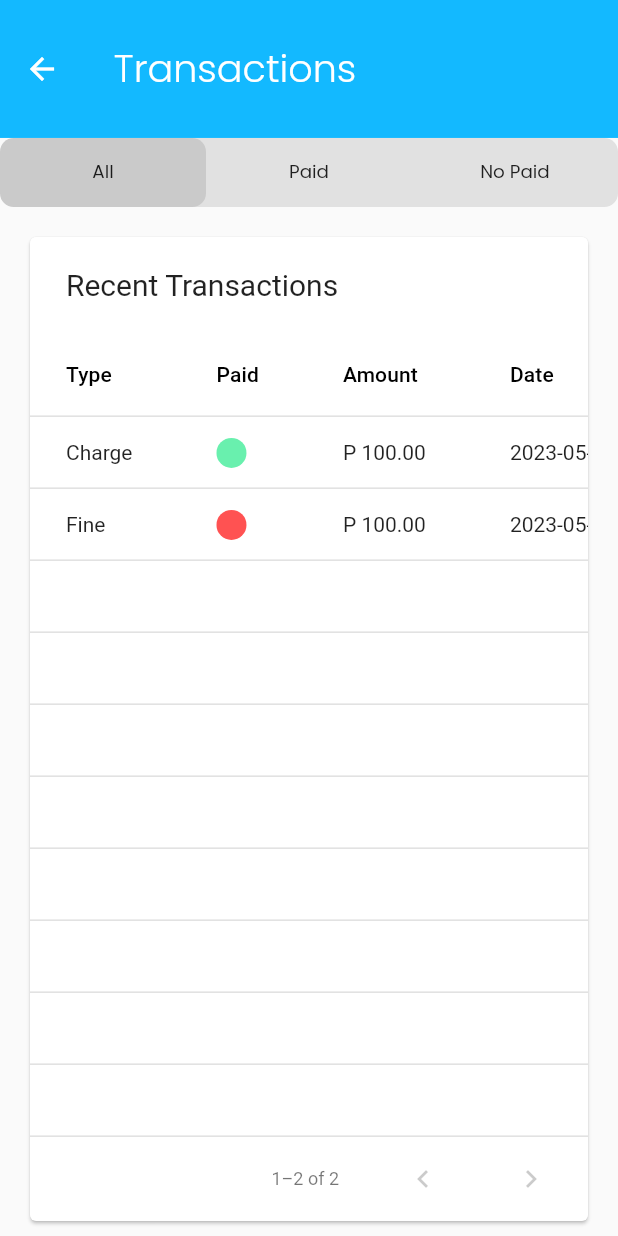
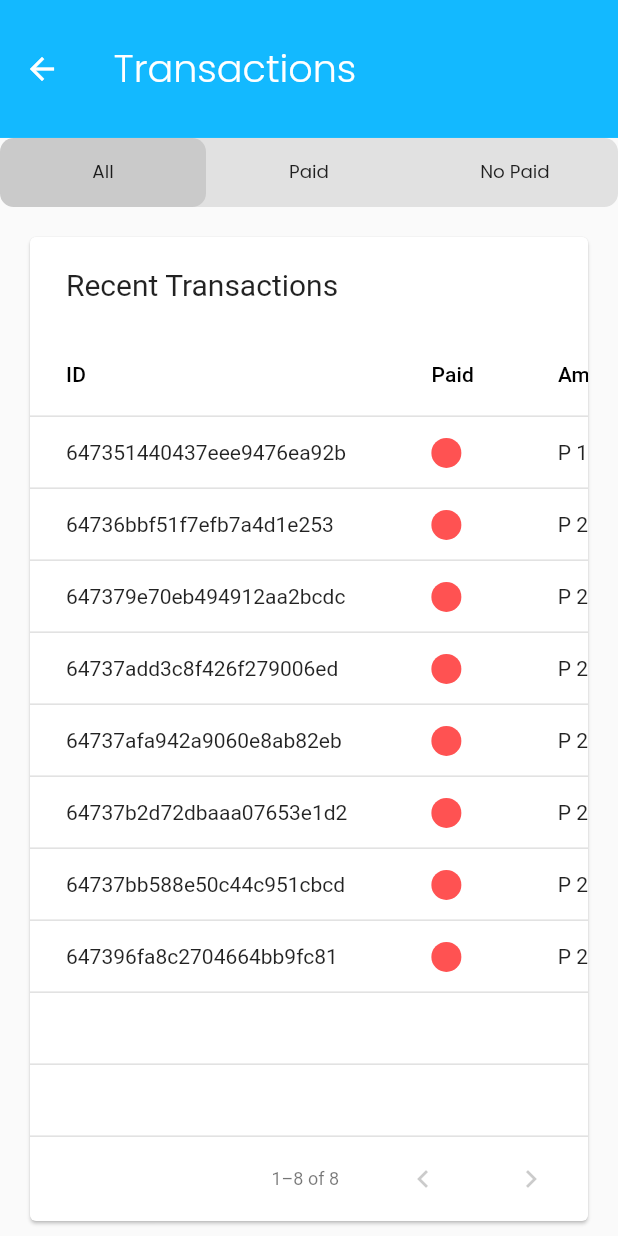
Before and after one commit to impurefunctions/bespoke_app, a Flutter app: the screen it shows after launch, after a tap on "Login", after a tap on "View Past Transactions", on a phone screen of 412 x 824 dp. Run offline on Flutter 3.47's test engine with Material 2 defaults, Android fonts, the phone set to English and light mode, and no system bars; drawn by our look-alikes of custom_sliding_segmented_control; our stand-ins replace bloc, currency_text_input_formatter, device_info_plus, equatable, flutter_screenutil, flutter_svg and 4 more; missing offline and left inert: checkmark, mobile_scanner, nfc_manager; generated files the repository leaves out were written again.

Commit message:
Initial commit

```diff
--- a/lib/constants/appstrings.dart
+++ b/lib/constants/appstrings.dart
@@ -1,12 +1,6 @@
-const String baseURLAuth = '/api/v1/auth';
-const String baseUrlMain = '/api/v1';
-const String baseURL = 'http://linklify.me';
-const String loginAPI = '$baseURLAuth/login'; //TODO: Add login API
-const String getUserAPI = '$baseURLAuth/user'; //TODO: Add get user API
-const String logoutAPI = '$baseURLAuth/logout'; //TODO: Add update user API
-const String sendOTPAPI = '$baseURLAuth/send-otp'; //TODO: Send OTP API
-const String verifyOTPAPI  = '$baseURLAuth/reset-password'; //TODO: Reset Password API
-
+const String baseURL = "http://localhost:8082";
+const  String getGovernmentServices = "$baseURL/government-services";
+const String loginAPI = '$baseURL/login'; //TODO: Add login API
 
 const String invalidEmail = 'Invalid email';
 const String invalidPassword = 'Invalid password';
@@ -18,18 +12,4 @@ const String invalidName = 'Invalid Name';
 const String fieldRequired = 'Field is required';
 
 //Transactions
-
-const String allTransactionsAPI = '$baseURLAuth/transactions';
-const String pendingTransactionsAPI = '$baseURLAuth/transactions/?status="pending"';
-const String failedTransactionsAPI = '$baseURLAuth/transactions/?status="failed"';
-const String successfulTransactionsAPI = '$baseURLAuth/transactions/?status="success"';
-const String createTransactionAPI = '$baseURLAuth/transactions/create';
-
-
-
-//Reversed Transactions
-const String allReversedTransactionsAPI = '$baseURLAuth/transactions/reversals';
-const String pendingReversedTransactionsAPI = '$baseURLAuth/transactions/reversals/?status="pending"';
-const String failedReversedTransactionsAPI = '$baseURLAuth/transactions/reversals/?status="failed"';
-const String successfulReversedTransactionsAPI = '$baseURLAuth/transactions/reversals/?status="success"';
-const String reverseTransactionAPI = '$baseURLAuth/transactions/reverse/';
+const String getTransactionsAPI = "$baseURL/transactions";
--- a/lib/transactions/domain/models/transactions_model.dart
+++ b/lib/transactions/domain/models/transactions_model.dart
@@ -2,44 +2,73 @@
 import 'dart:convert';
 
 class TransactionModel {
-  final String serviceId;
-  final  String feeType;
-  final String userId;
-  final List<String> paymentsMade;
-  final double amount;
-  final DateTime paymentDate;
-  final bool isPaid;
+  List<PaymentsMade>? paymentsMade;
+  bool? isPaid;
+  String? sId;
+  String? userId;
+  int? amount;
+  String? paymentDate;
+  String? createdAt;
+  String? updatedAt;
+  int? iV;
 
+  TransactionModel(
+      {this.paymentsMade,
+        this.isPaid,
+        this.sId,
+        this.userId,
+        this.amount,
+        this.paymentDate,
+        this.createdAt,
+        this.updatedAt,
+        this.iV});
 
-
-  TransactionModel({ required this.serviceId,
-    required this.feeType, required this.userId,
-    required this.paymentsMade, required this.amount, required this.paymentDate,
-    required this.isPaid});
-
-  factory TransactionModel.fromJson(Map<String, dynamic> json) {
-    return TransactionModel(
-      serviceId: json['serviceId'] as String,
-      feeType: json['feeType'] as String,
-      userId: json['userId'] as String,
-      paymentsMade: json['paymentsMade'].cast<String>() as List<String>,
-      amount: json['amount'] as double,
-      paymentDate: json['paymentDate'] as DateTime,
-      isPaid: json['isPaid'] as bool,
-    );
-
+  TransactionModel.fromJson(Map<String, dynamic> json) {
+    if (json['paymentsMade'] != null) {
+      paymentsMade = <PaymentsMade>[];
+      json['paymentsMade'].forEach((v) {
+        paymentsMade!.add(new PaymentsMade.fromJson(v));
+      });
+    }
+    isPaid = json['isPaid'];
+    sId = json['_id'];
+    userId = json['userId'];
+    amount = json['amount'];
+    paymentDate = json['paymentDate'];
+    createdAt = json['createdAt'];
+    updatedAt = json['updatedAt'];
+    iV = json['__v'];
   }
 
   Map<String, dynamic> toJson() {
-    final Map<String, dynamic> data = <String, dynamic>{};
-    data['serviceId'] = serviceId;
-    data['feeType'] = feeType;
-    data['userId'] = userId;
-    data['paymentsMade'] = paymentsMade;
-    data['amount'] = amount;
-    data['paymentDate'] = paymentDate;
-    data['isPaid'] = isPaid;
-
+    final Map<String, dynamic> data = new Map<String, dynamic>();
+    if (this.paymentsMade != null) {
+      data['paymentsMade'] = this.paymentsMade!.map((v) => v.toJson()).toList();
+    }
+    data['isPaid'] = this.isPaid;
+    data['_id'] = this.sId;
+    data['userId'] = this.userId;
+    data['amount'] = this.amount;
+    data['paymentDate'] = this.paymentDate;
+    data['createdAt'] = this.createdAt;
+    data['updatedAt'] = this.updatedAt;
+    data['__v'] = this.iV;
     return data;
   }
 }
+
+class PaymentsMade {
+  int? amountPaid;
+
+  PaymentsMade({this.amountPaid});
+
+  PaymentsMade.fromJson(Map<String, dynamic> json) {
+    amountPaid = json['amountPaid'];
+  }
+
+  Map<String, dynamic> toJson() {
+    final Map<String, dynamic> data = new Map<String, dynamic>();
+    data['amountPaid'] = this.amountPaid;
+    return data;
+  }
+}
--- a/lib/transactions/screens/transactions_screen.dart
+++ b/lib/transactions/screens/transactions_screen.dart
@@ -44,7 +44,7 @@ class _TransactionsScreenState extends State<TransactionsScreen> {
         ),
       ),
       body: StreamBuilder<List<TransactionModel>>(
-          stream: getAllTransactionsOffline().asStream(),
+          stream: getAllTransactions().asStream(),
           builder: (context, transactions) {
             if (transactions.connectionState == ConnectionState.done) {
               if (transactions.hasData) {
@@ -118,7 +118,7 @@ class _TransactionsScreenState extends State<TransactionsScreen> {
                               showCheckboxColumn: false,
                               header: const Text('Recent Transactions'),
                               columns: const [
-                                DataColumn(label: Text('Type')),
+                                DataColumn(label: Text("ID")),
                                 DataColumn(label: Text('Paid')),
                                 DataColumn(label: Text('Amount')),
                                 DataColumn(label: Text('Date')),
@@ -143,11 +143,113 @@ class _TransactionsScreenState extends State<TransactionsScreen> {
 
 
   Future<List<TransactionModel>> getAllTransactions() async {
-    final ApiBaseHelper helper = ApiBaseHelper();
+
     final String token = widget.token;
     try {
-      final transactionsList =
-      await helper.get(allTransactionsAPI, token);
+      final transactionsList  =[
+        {
+          "paymentsMade": [],
+          "isPaid": false,
+          "_id": "647351440437eee9476ea92b",
+          "userId": "1234567",
+          "amount": 100,
+          "paymentDate": "2023-05-28T13:04:04.984Z",
+          "createdAt": "2023-05-28T13:04:04.986Z",
+          "updatedAt": "2023-05-28T13:04:04.986Z",
+          "__v": 0
+        },
+        {
+          "paymentsMade": [],
+          "_id": "64736bbf51f7efb7a4d1e253",
+          "serviceId": "64735c5b7f80e6b6539606f7",
+          "feeType": "Standard",
+          "userId": "1234567",
+          "amount": 200,
+          "isPaid": false,
+          "paymentDate": "2023-05-28T14:57:03.350Z",
+          "createdAt": "2023-05-28T14:57:03.353Z",
+          "updatedAt": "2023-05-28T14:57:03.353Z",
+          "__v": 0
+        },
+        {
+          "_id": "647379e70eb494912aa2bcdc",
+          "serviceId": "64735c5b7f80e6b6539606f7",
+          "feeType": "Standard",
+          "userId": "1234567",
+          "paymentsMade": [],
+          "amount": 200,
+          "isPaid": false,
+          "paymentDate": "2023-05-28T15:57:27.013Z",
+          "createdAt": "2023-05-28T15:57:27.016Z",
+          "updatedAt": "2023-05-28T15:57:27.016Z",
+          "__v": 0
+        },
+        {
+          "_id": "64737add3c8f426f279006ed",
+          "serviceId": "64735c5b7f80e6b6539606f7",
+          "feeType": "Standard",
+          "userId": "1234567",
+          "paymentsMade": [],
+          "amount": 200,
+          "isPaid": false,
+          "paymentDate": "2023-05-28T16:01:33.121Z",
+          "createdAt": "2023-05-28T16:01:33.123Z",
+          "updatedAt": "2023-05-28T16:01:33.123Z",
+          "__v": 0
+        },
+        {
+          "_id": "64737afa942a9060e8ab82eb",
+          "serviceId": "64735c5b7f80e6b6539606f7",
+          "feeType": "Standard",
+          "userId": "1234567",
+          "paymentsMade": [],
+          "amount": 200,
+          "isPaid": false,
+          "paymentDate": "2023-05-28T16:02:02.863Z",
+          "createdAt": "2023-05-28T16:02:02.865Z",
+          "updatedAt": "2023-05-28T16:02:02.865Z",
+          "__v": 0
+        },
+        {
+          "_id": "64737b2d72dbaaa07653e1d2",
+          "serviceId": "64735c5b7f80e6b6539606f7",
+          "feeType": "Standard",
+          "userId": "1234567",
+          "paymentsMade": [],
+          "amount": 200,
+          "isPaid": false,
+          "paymentDate": "2023-05-28T16:02:53.218Z",
+          "createdAt": "2023-05-28T16:02:53.220Z",
+          "updatedAt": "2023-05-28T16:02:53.220Z",
+          "__v": 0
+        },
+        {
+          "_id": "64737bb588e50c44c951cbcd",
+          "serviceId": "64735c5b7f80e6b6539606f7",
+          "feeType": "Standard",
+          "userId": "1234567",
+          "paymentsMade": [],
+          "amount": 200,
+          "isPaid": false,
+          "paymentDate": "2023-05-28T16:05:09.610Z",
+          "createdAt": "2023-05-28T16:05:09.614Z",
+          "updatedAt": "2023-05-28T16:05:09.614Z",
+          "__v": 0
+        },
+        {
+          "_id": "647396fa8c2704664bb9fc81",
+          "serviceId": "64735c5b7f80e6b6539606f7",
+          "feeType": "Standard",
+          "userId": "1234567",
+          "paymentsMade": [],
+          "amount": 200,
+          "isPaid": false,
+          "paymentDate": "2023-05-28T18:01:30.289Z",
+          "createdAt": "2023-05-28T18:01:30.292Z",
+          "updatedAt": "2023-05-28T18:01:30.292Z",
+          "__v": 0
+        }
+      ];
       final transactions = transactionsList.map((e) {
         return TransactionModel.fromJson(e);
       }).toList();
@@ -161,21 +263,6 @@ class _TransactionsScreenState extends State<TransactionsScreen> {
 
   Future<List<TransactionModel>> getAllTransactionsOffline() async {
     return [
-      TransactionModel(
-          serviceId: '1',
-          feeType: "Charge",
-          userId: '1',
-          paymentDate: DateTime.now().subtract(Duration(days: 2)),
-
-          isPaid: true,
-          amount: 1000, paymentsMade: []),
-TransactionModel(
-          serviceId: '1',
-          feeType: "Fine",
-          userId: '1',
-          paymentDate: DateTime.now().subtract(Duration(days: 1)),
-          isPaid: false,
-          amount: 1000, paymentsMade: []),
 
     ];
   }
@@ -227,7 +314,7 @@ class _DataSource extends DataTableSource {
         }*/
       },
       cells: [
-        DataCell(Text(row.feeType)),
+        DataCell(Text(row.sId!)),
         DataCell(CircleAvatar(
           backgroundColor: row.isPaid == true
               ? Colors.greenAccent
--- a/lib/utils/api/api_base_helper.dart
+++ b/lib/utils/api/api_base_helper.dart
@@ -51,7 +51,7 @@ class ApiBaseHelper {
   Future<dynamic> delete(String url) async {
     var apiResponse;
     try {
-      final response = await client.delete(Uri.parse(baseURLAuth + url));
+      final response = await client.delete(Uri.parse(url));
       apiResponse = _returnResponse(response);
     } on SocketException {
       //print('No net');
```
Also changed, not shown: lib/sale/screens/pay_fine_screen.dart (+22 -5 lines), lib/sale/screens/sale_screen.dart (+20 -13 lines), lib/utils/api/auth/auth_service.dart (+2 -5 lines), lib/utils/api/main/base_main.dart (+0 -27 lines), lib/utils/api/main/main_service.dart (+2 -153 lines).
